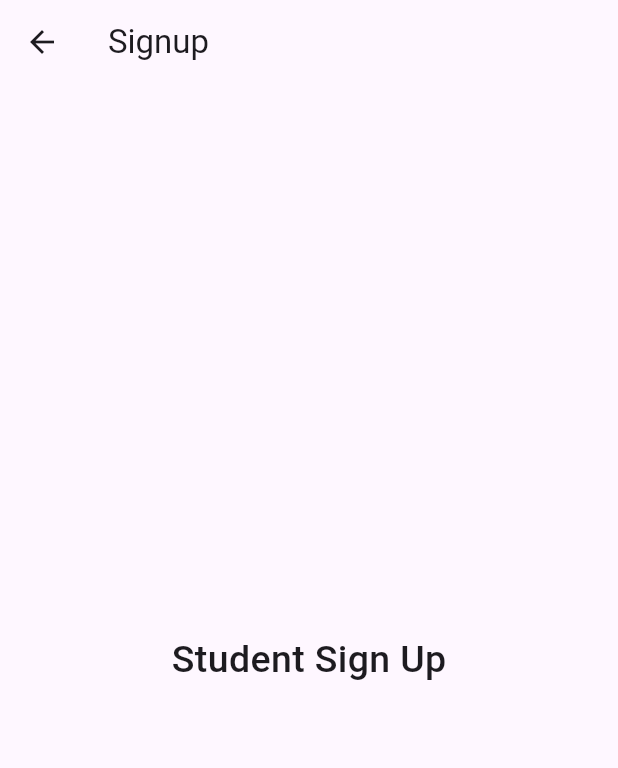
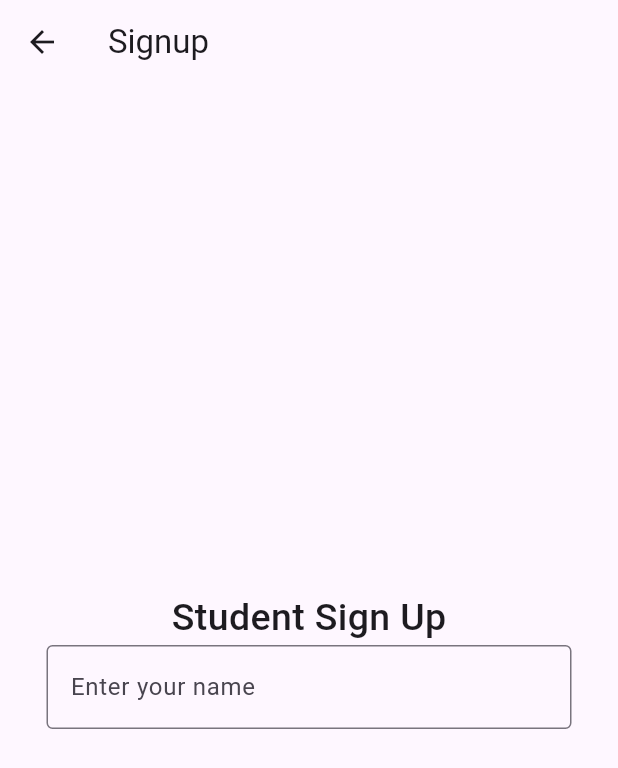
Before and after one commit to kyuremmmmz/FaceRecog, a Flutter app: the SignupScreen screen opened by its route, on a phone screen of 412 x 824 dp. Shown: the top 768 px of the screen. Run offline on Flutter 3.47's test engine with Material 3 defaults, Android fonts, the phone set to English and light mode, and no system bars.

Commit message:
added reusable input fields

```diff
--- a/Frontend/facerecogapp/lib/views/Auth/SignUp.dart
+++ b/Frontend/facerecogapp/lib/views/Auth/SignUp.dart
@@ -1,3 +1,4 @@
+import 'package:facerecogapp/widgets/InputFields/plaintext.dart';
 import 'package:flutter/material.dart';
 
 class SignupScreen extends StatefulWidget {
@@ -22,28 +23,56 @@ class _SignupScreenState extends State<SignupScreen> {
     phoneController.dispose();
     super.dispose();
   }
+
   @override
   Widget build(BuildContext context) {
     return Scaffold(
       appBar: AppBar(
         title: const Text('Signup'),
       ),
-      body: const Center(
+      body: Center(
         child: Column(
           mainAxisAlignment: MainAxisAlignment.center,
           crossAxisAlignment: CrossAxisAlignment.center,
           children: [
-            Text('Student Sign Up',
-            style: TextStyle(
-              fontSize: 25,
-              fontWeight: FontWeight.w500
+            const Text(
+              'Student Sign Up',
+              style: TextStyle(fontSize: 25, fontWeight: FontWeight.w500),
+            ),
+            Form(
+              key: _key,
+              child: Column(
+                children: [
+                  Plaintext(
+                      inputDecoration: const InputDecoration(
+                        labelText: 'Enter your name',
+                        floatingLabelStyle: TextStyle(
+                          color: Colors.black
+                        ),
+                        border: OutlineInputBorder(
+                          borderSide: BorderSide(
+                            color: Colors.black
+                          )
+                        ),
+                        focusedBorder: OutlineInputBorder(
+                          borderSide: BorderSide(
+                            color: Colors.black
+                          )
+                          )
+                        ),
+                      validator: (value) {
+                        if (value) {
+                          if (value.toString().isEmpty) {
+                            return 'Please enter your name';
+                          }
+                        }
+                        return null;
+                      },
+                      controller: _emailController,
+                      type: TextInputType.text
+                    )
+                ],
               ),
-            ),
-            Form(child:Column(
-              children: [
-
-              ],
-            )
             )
           ],
         ),
--- a/Frontend/facerecogapp/lib/widgets/InputFields/plaintext.dart
+++ b/Frontend/facerecogapp/lib/widgets/InputFields/plaintext.dart
@@ -0,0 +1,34 @@
+// ignore_for_file: public_member_api_docs, sort_constructors_first
+import 'package:flutter/material.dart';
+
+class Plaintext extends StatefulWidget {
+  final InputDecoration inputDecoration;
+  final FormFieldValidator validator;
+  final TextEditingController controller;
+  final TextInputType type;
+  const Plaintext({
+    super.key,
+    required this.inputDecoration,
+    required this.validator,
+    required this.controller,
+    required this.type,
+  });
+
+  @override
+  State<Plaintext> createState() => _PlaintextState();
+}
+
+class _PlaintextState extends State<Plaintext> {
+  @override
+  Widget build(BuildContext context) {
+    return SizedBox(
+      width: 350,
+      child: TextFormField(
+        decoration: widget.inputDecoration,
+        validator: widget.validator,
+        controller: widget.controller,
+        keyboardType: widget.type,
+      ),
+    );
+  }
+}
```
